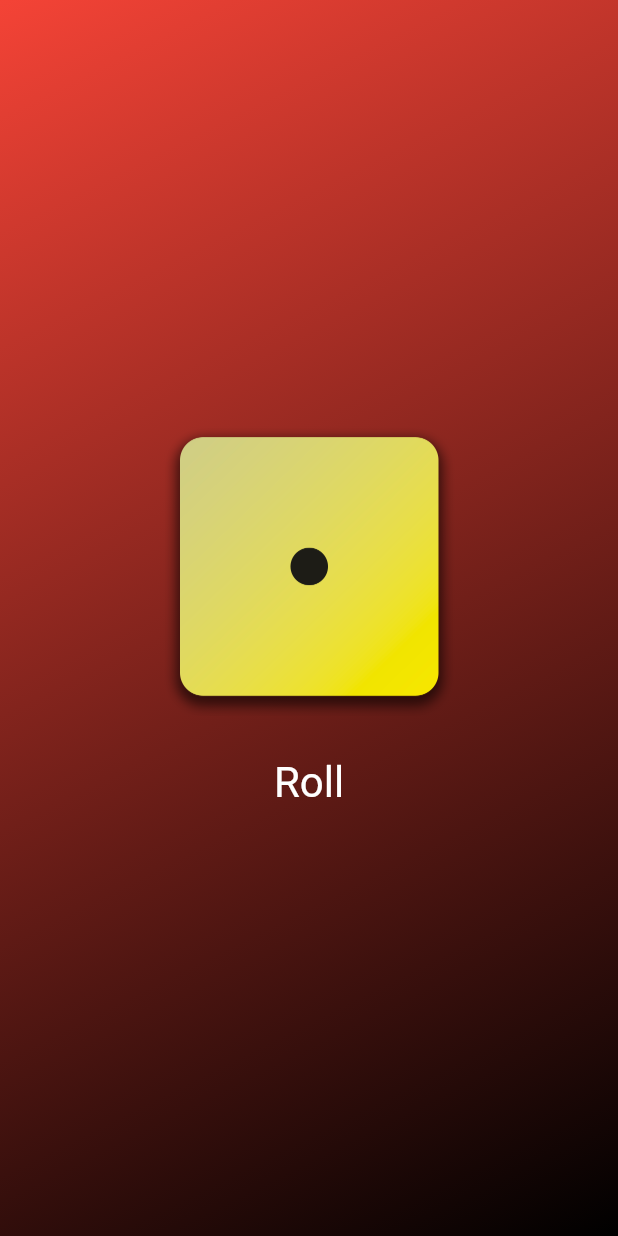
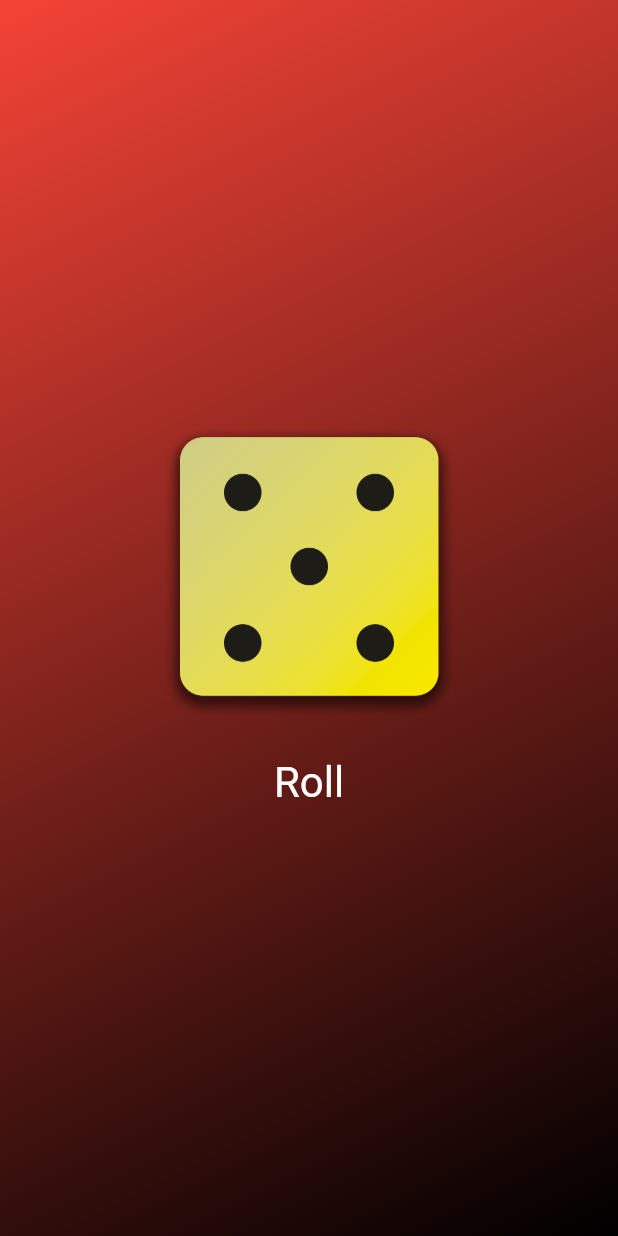
Before and after one commit to huunghia1023/flutter_fundamentals, a Flutter app: the screen it shows after launch, after a tap on "Roll", on a phone screen of 412 x 824 dp. Run offline on Flutter 3.47's test engine with Material 2 defaults, Android fonts, the phone set to English and light mode, and no system bars.

```diff
--- a/lib/gradient_container.dart
+++ b/lib/gradient_container.dart
@@ -1,12 +1,11 @@
 import 'package:flutter/material.dart';
+import 'package:flutter_complete_guide/roll_dice.dart';
 
 class GradientContainer extends StatelessWidget {
   const GradientContainer(this.firstColor, this.secondColor, {super.key});
 
   final Color firstColor;
   final Color secondColor;
-
-  void rollDice() {}
 
   @override
   Widget build(BuildContext context) {
@@ -18,29 +17,8 @@ class GradientContainer extends StatelessWidget {
           end: Alignment.bottomRight,
         ),
       ),
-      child: Center(
-        child: Column(
-          mainAxisSize: MainAxisSize.min,
-          children: [
-            Image.asset(
-              'assets/images/dice-1.png',
-              width: 200,
-            ),
-            const SizedBox(
-              height: 20,
-            ),
-            TextButton(
-              onPressed: rollDice,
-              style: TextButton.styleFrom(
-                foregroundColor: Colors.white,
-                textStyle: const TextStyle(
-                  fontSize: 28,
-                ),
-              ),
-              child: const Text("Roll"),
-            ),
-          ],
-        ),
+      child: const Center(
+        child: RollDice(),
       ),
     );
   }
--- /dev/null
+++ b/lib/roll_dice.dart
@@ -0,0 +1,48 @@
+import 'package:flutter/material.dart';
+import 'dart:math';
+
+var currentNumber = 1;
+final random = Random();
+
+class RollDice extends StatefulWidget {
+  const RollDice({super.key});
+
+  @override
+  State<RollDice> createState() {
+    return _RollDiceState();
+  }
+}
+
+class _RollDiceState extends State<RollDice> {
+  void rollDice() {
+    setState(() {
+      currentNumber = random.nextInt(6) + 1;
+    });
+  }
+
+  @override
+  Widget build(BuildContext context) {
+    return Column(
+      mainAxisSize: MainAxisSize.min,
+      children: [
+        Image.asset(
+          'assets/images/dice-$currentNumber.png',
+          width: 200,
+        ),
+        const SizedBox(
+          height: 20,
+        ),
+        TextButton(
+          onPressed: rollDice,
+          style: TextButton.styleFrom(
+            foregroundColor: Colors.white,
+            textStyle: const TextStyle(
+              fontSize: 28,
+            ),
+          ),
+          child: const Text("Roll"),
+        ),
+      ],
+    );
+  }
+}
```
